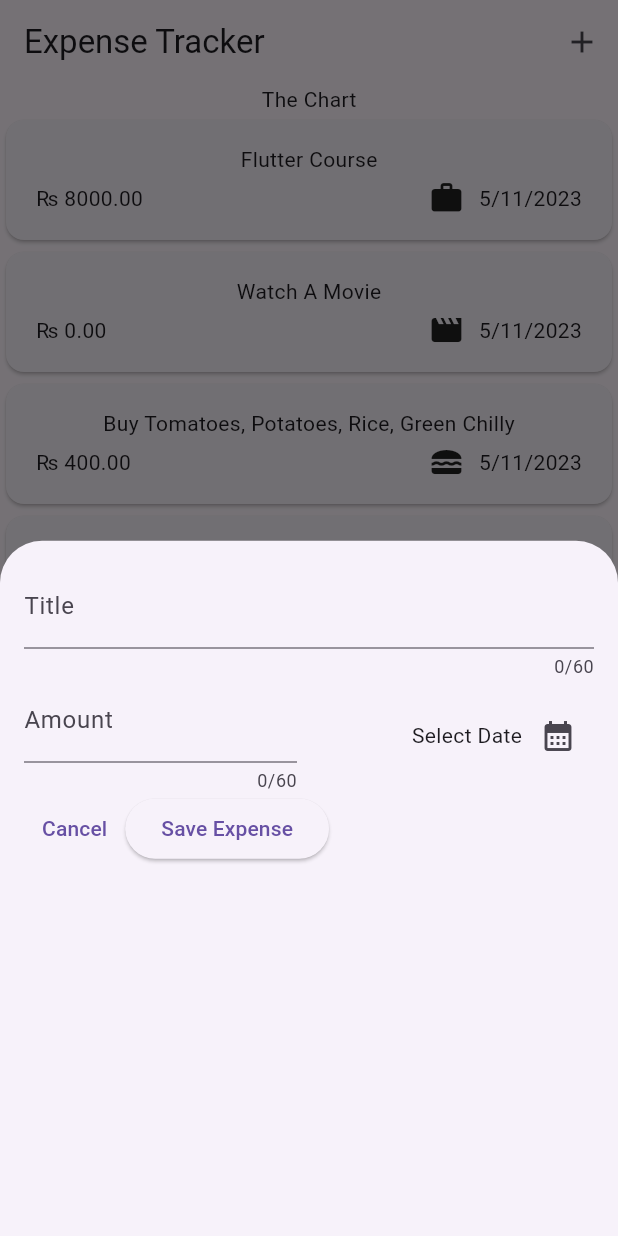
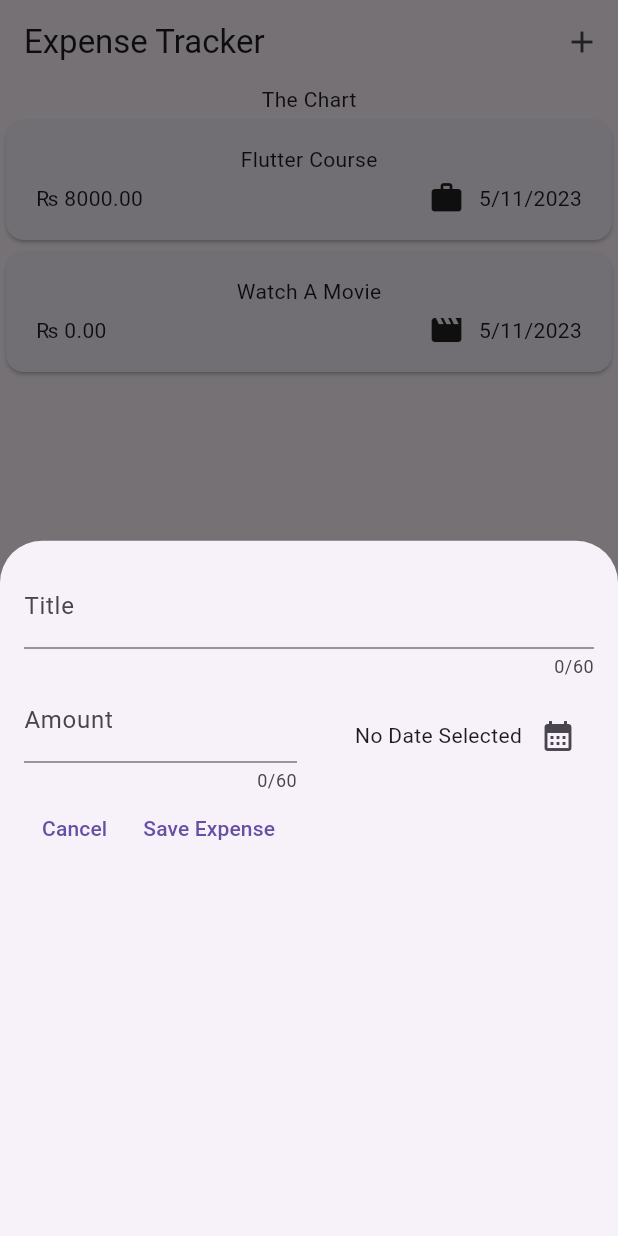
Before and after one commit to underflow3d/Expense-Tracker, a Flutter app: the screen it shows after launch, after a tap on the "add" icon, on a phone screen of 412 x 824 dp. Run offline on Flutter 3.47's test engine with Material 2 defaults, Android fonts, the phone set to English and light mode, and no system bars.

Commit message:
Improved Functionality

```diff
--- a/lib/widgets/expenses.dart
+++ b/lib/widgets/expenses.dart
@@ -24,16 +24,6 @@ class _ExpensesState extends State<Expenses> {
         amount: 0.00,
         date: DateTime.now(),
         category: Category.leisure),
-    Expense(
-        title: "Buy Tomatoes, Potatoes, Rice, Green Chilly",
-        amount: 400.00,
-        date: DateTime.now(),
-        category: Category.food),
-    Expense(
-        title: "Go To Airport & Come Home From Airport",
-        amount: 2000.00,
-        date: DateTime.now(),
-        category: Category.travel),
   ];
 
   void _openAddExpenseOverlay() {
--- a/lib/widgets/new_expense.dart
+++ b/lib/widgets/new_expense.dart
@@ -1,4 +1,7 @@
 import 'package:flutter/material.dart';
+import 'package:intl/intl.dart';
+
+final formatter = DateFormat.yMd();
 
 class NewExpense extends StatefulWidget {
   const NewExpense({super.key});
@@ -12,12 +15,27 @@ class NewExpense extends StatefulWidget {
 class _NewExpenseState extends State<NewExpense> {
   final _titleController = TextEditingController();
   final _amountController = TextEditingController();
+  DateTime? _selectedDate;
 
   @override
   void dispose() {
     _titleController.dispose();
     _amountController.dispose();
     super.dispose();
+  }
+
+  void _presentDatePicker() async {
+    final now = DateTime.now();
+    final firstDate = DateTime(now.year - 1, now.month, now.day);
+    final lastDate = DateTime(now.year + 1, now.month, now.day);
+    final datePicked = await showDatePicker(
+        context: context,
+        initialDate: now,
+        firstDate: firstDate,
+        lastDate: lastDate);
+    setState(() {
+      _selectedDate = datePicked;
+    });
   }
 
   @override
@@ -51,9 +69,12 @@ class _NewExpenseState extends State<NewExpense> {
                 child: Row(
                   mainAxisAlignment: MainAxisAlignment.end,
                   children: [
-                    const Text("Select Date"),
+                    Text((_selectedDate == null)
+                        ? "No Date Selected"
+                        : formatter.format(_selectedDate!)),
                     IconButton(
-                        onPressed: () {}, icon: Icon(Icons.calendar_month))
+                        onPressed: _presentDatePicker,
+                        icon: const Icon(Icons.calendar_month))
                   ],
                 ),
               )
@@ -67,7 +88,7 @@ class _NewExpenseState extends State<NewExpense> {
                     Navigator.pop(context);
                   },
                   child: const Text("Cancel")),
-              ElevatedButton(
+              TextButton(
                   onPressed: () {
                     print(_titleController.text);
                     print(_amountController.text);
```
